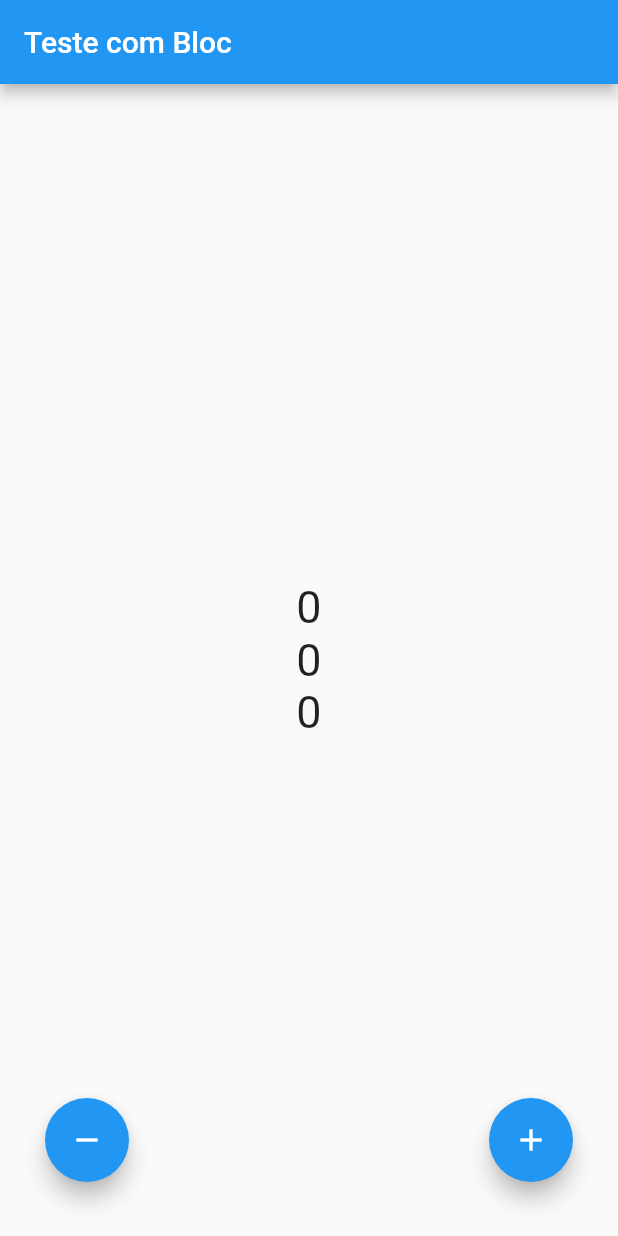
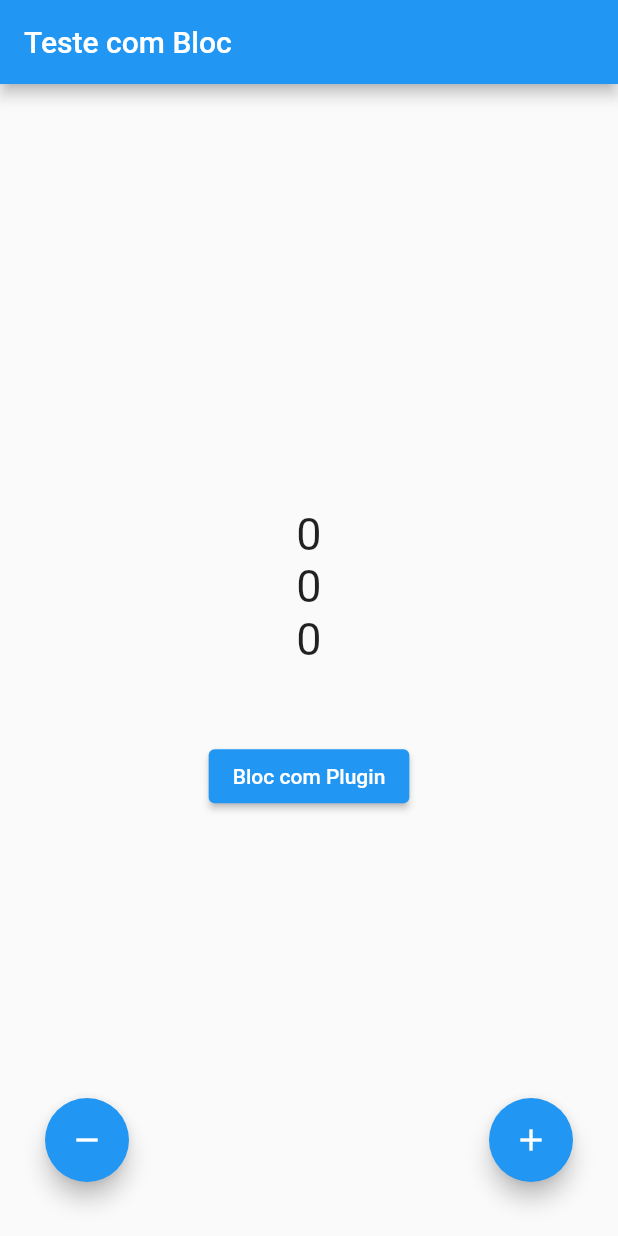
Before and after one commit to chazgps/flutter-playground, a Flutter app: the screen it shows after launch, on a phone screen of 412 x 824 dp. Run offline on Flutter 3.47's test engine with Material 2 defaults, Android fonts, the phone set to English and light mode, and no system bars; our stand-ins replace bloc, cloud_firestore, firebase_auth, firebase_core, flutter_bloc, flutter_tts; accounts and stored records are empty.

Commit message:
Adicionado exemplo com flutter_bloc

```diff
--- a/bloc/src/lib/features/principal/principal_bloc.dart
+++ b/bloc/src/lib/features/bloc_puro/bloc_puro.dart
@@ -1,16 +1,16 @@
 import 'dart:async';
 
-import '../bloc.dart';
-import 'principal_states.dart';
-import 'principal_events.dart';
+import 'bloc_abstract.dart';
+import '../principal_state.dart';
+import '../principal_event.dart';
 
-class PrincipalBloc implements Bloc {
+class BlocPuro implements Bloc {
   late int _contador;
   late final StreamController<PrincipalEvent> _eventosController;
   late final StreamController<PrincipalState> _estadosController;
   late final Stream<PrincipalState> _streamEstados;
 
-  PrincipalBloc() {
+  BlocPuro() {
     _eventosController = StreamController<PrincipalEvent>();
     _eventosController.stream.listen(_mapEventToState);
 
--- a/bloc/src/lib/features/principal/principal_page.dart
+++ b/bloc/src/lib/features/bloc_puro/principal_page.dart
@@ -1,7 +1,8 @@
 import 'package:flutter/material.dart';
-import 'principal_bloc.dart';
-import 'principal_events.dart';
-import 'principal_states.dart';
+import '../flutter_bloc/com_plugin_page.dart';
+import 'bloc_puro.dart';
+import '../principal_event.dart';
+import '../principal_state.dart';
 
 class PrincipalPage extends StatefulWidget {
   const PrincipalPage({Key? key}) : super(key: key);
@@ -11,13 +12,13 @@ class PrincipalPage extends StatefulWidget {
 }
 
 class _PrincipalPageState extends State<PrincipalPage> {
-  late final PrincipalBloc _bloc;
+  late final BlocPuro _bloc;
 
   @override
   void initState() {
     super.initState();
 
-    _bloc = PrincipalBloc();
+    _bloc = BlocPuro();
     _bloc.entrada.add(LoadingEvent());
   }
 
@@ -34,25 +35,45 @@ class _PrincipalPageState extends State<PrincipalPage> {
       body: Center(
         child: Column(
           mainAxisAlignment: MainAxisAlignment.center,
-          children: [_getContador(), _getContador(), _getContador()],
+          children: [
+            _getContador(),
+            _getContador(),
+            _getContador(),
+            const SizedBox(height: 50),
+            ElevatedButton(
+              child: const Text('Bloc com Plugin'),
+              onPressed: () {
+                Navigator.push(
+                  context,
+                  MaterialPageRoute<void>(
+                    builder: (BuildContext context) => const ComPluginPage(),
+                  ),
+                );
+              },
+            )
+          ],
         ),
       ),
       floatingActionButtonLocation: FloatingActionButtonLocation.centerFloat,
       floatingActionButton: Stack(
         fit: StackFit.expand,
         children: [
-          Positioned( left: 30,
+          Positioned(
+            left: 30,
             bottom: 20,
             child: FloatingActionButton(
+              heroTag: "removeSemPlugin",
               child: const Icon(Icons.remove),
               onPressed: () {
                 _bloc.entrada.add(DecrementoEvent());
               },
             ),
           ),
-          Positioned(bottom: 20,
+          Positioned(
+            bottom: 20,
             right: 30,
             child: FloatingActionButton(
+              heroTag: "addSemPlugin",
               child: const Icon(Icons.add),
               onPressed: () {
                 _bloc.entrada.add(IncrementoEvent());
--- /dev/null
+++ b/bloc/src/lib/features/flutter_bloc/bloc_com_plugin.dart
@@ -0,0 +1,28 @@
+import 'package:bloc/bloc.dart';
+import 'package:teste_block/features/principal_event.dart';
+import 'package:teste_block/features/principal_state.dart';
+
+class BlocComPlugin extends Bloc<PrincipalEvent, PrincipalState> {
+  late int _contador;
+
+  BlocComPlugin() : super(InitialState(valor: 0)) {
+    on<LoadingEvent>((event, emit) => emit(_getEstadoFromLoadingEvent(event)));
+    on<IncrementoEvent>((event, emit) => emit(_getEstadoFromIncrementoEvent(event)));
+    on<DecrementoEvent>((event, emit) => emit(_getEstadoFromDecrementoEvent(event)));
+  }
+
+  PrincipalState _getEstadoFromLoadingEvent(PrincipalEvent evento) {
+    _contador = 0;
+    return InitialState(valor: _contador);
+  }
+
+  PrincipalState _getEstadoFromIncrementoEvent(PrincipalEvent evento) {
+    _contador++;
+    return ContadorAtualizadoState(valor: _contador);
+  }
+
+  PrincipalState _getEstadoFromDecrementoEvent(PrincipalEvent evento) {
+    _contador--;
+    return ContadorAtualizadoState(valor: _contador);
+  }
+}
--- a/bloc/src/lib/my_app.dart
+++ b/bloc/src/lib/my_app.dart
@@ -1,6 +1,8 @@
-
 import 'package:flutter/material.dart';
-import 'features/principal/principal_page.dart';
+import 'package:flutter_bloc/flutter_bloc.dart';
+import 'package:teste_block/features/flutter_bloc/bloc_com_plugin.dart';
+import 'package:teste_block/features/principal_event.dart';
+import 'features/bloc_puro/principal_page.dart';
 
 class MyApp extends StatelessWidget {
   const MyApp({Key? key}) : super(key: key);
@@ -8,11 +10,17 @@ class MyApp extends StatelessWidget {
   // This widget is the root of your application.
   @override
   Widget build(BuildContext context) {
-    return MaterialApp(
-      theme: ThemeData(
-        primarySwatch: Colors.blue,
+    final BlocComPlugin _bloc = BlocComPlugin();
+    _bloc.add(LoadingEvent());
+
+    return BlocProvider<BlocComPlugin>.value(
+      value:_bloc,
+      child: MaterialApp(
+        theme: ThemeData(
+          primarySwatch: Colors.blue,
+        ),
+        home: const PrincipalPage(),
       ),
-      home: const PrincipalPage(),
     );
   }
 }
--- a/bloc/src/pubspec.yaml
+++ b/bloc/src/pubspec.yaml
@@ -15,7 +15,7 @@ publish_to: 'none' # Remove this line if you wish to publish to pub.dev
 # In iOS, build-name is used as CFBundleShortVersionString while build-number used as CFBundleVersion.
 # Read more about iOS versioning at
 # https://developer.apple.com/library/archive/documentation/General/Reference/InfoPlistKeyReference/Articles/CoreFoundationKeys.html
-version: 1.0.0+1
+version: 1.0.0+2
 
 environment:
   sdk: ">=2.16.2 <3.0.0"
@@ -29,6 +29,8 @@ environment:
 dependencies:
   flutter:
     sdk: flutter
+  bloc: 8.0.3
+  flutter_bloc: 8.0.1
 
 
   # The following adds the Cupertino Icons font to your application.
```
Also changed, not shown: bloc/src/lib/features/flutter_bloc/com_plugin_page.dart (added, +87 -0 lines), bloc/src/lib/features/bloc_puro/bloc_abstract.dart (renamed from bloc/src/lib/features/bloc.dart), bloc/src/lib/features/principal_event.dart (renamed from bloc/src/lib/features/principal/principal_events.dart), bloc/src/lib/features/principal_state.dart (renamed from bloc/src/lib/features/principal/principal_states.dart), bloc/src/pubspec.lock, 4 other files.
